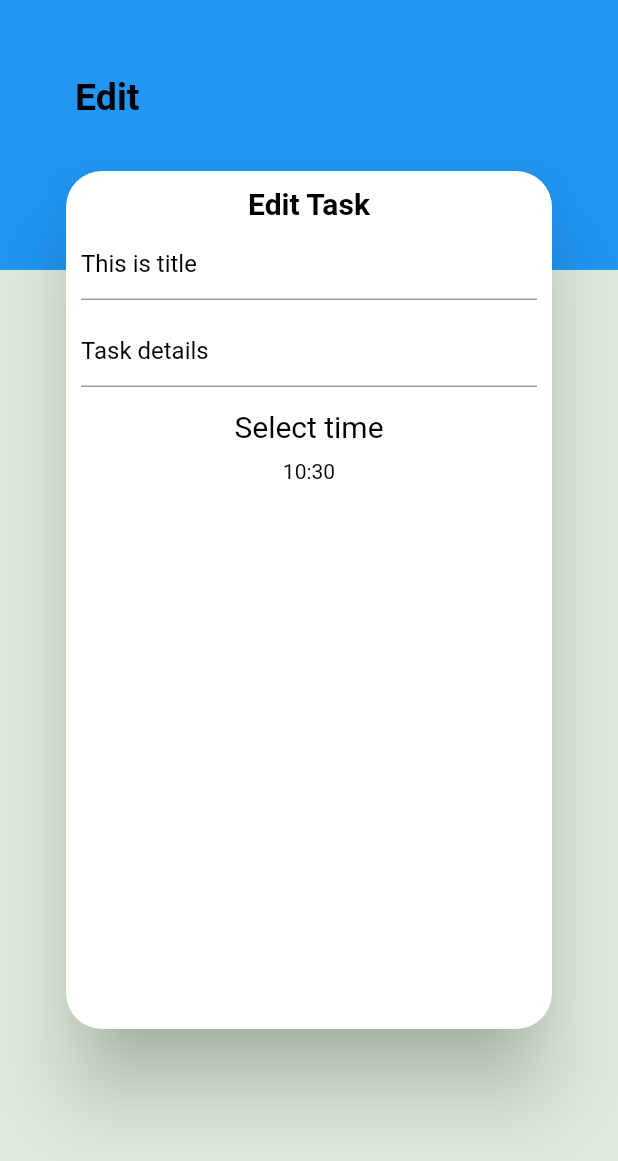
After one commit to ahmednasasr/Todo_App, a Flutter app: the EditScreen screen opened by its route, on a phone screen of 412 x 824 dp. The commit adds this screen. Shown: the top 1161 px of the screen. Run offline on Flutter 3.47's test engine with Material 3 defaults, Android fonts, the phone set to English and light mode, and no system bars; our stand-ins replace cloud_firestore, easy_date_timeline, easy_localization, firebase_core, flutter_slidable; accounts and stored records are empty.

Commit message:
add edit screen

```diff
--- /dev/null
+++ b/devtools_options.yaml
@@ -0,0 +1,3 @@
+description: This file stores settings for Dart & Flutter DevTools.
+documentation: https://docs.flutter.dev/tools/devtools/extensions#configure-extension-enablement-states
+extensions:
--- a/lib/core/theme.dart
+++ b/lib/core/theme.dart
@@ -1,9 +1,13 @@
 import 'package:flutter/material.dart';
 class apptheme{
   static final ThemeData lighttheme=ThemeData(
+    appBarTheme: AppBarTheme(
+      foregroundColor: Colors.white,
+      elevation: 0
+    ),
       textTheme: TextTheme(
           bodyMedium: TextStyle(
-              color: Colors.white
+              color: Colors.black
           )
       ),
     useMaterial3: false,
@@ -11,14 +15,17 @@ class apptheme{
     scaffoldBackgroundColor: Colors.transparent,
       bottomNavigationBarTheme: BottomNavigationBarThemeData(
         backgroundColor: Colors.white,
-      )
+      ),
+      cardTheme: CardTheme(
+      color: Colors.white
+  )
   );
 
       static final ThemeData darktheme=ThemeData(
 
         textTheme: TextTheme(
           bodyMedium: TextStyle(
-            color: Colors.black
+            color: Colors.white
           )
         ),
         useMaterial3: false,
@@ -27,6 +34,10 @@ class apptheme{
       bottomNavigationBarTheme: BottomNavigationBarThemeData(
         unselectedItemColor: Colors.white,
         backgroundColor: Color(0xff141922),
-      )
+      ),
+          cardTheme: CardTheme(
+              color: Colors.black,
+
+          )
   );
 }
--- a/lib/main.dart
+++ b/lib/main.dart
@@ -1,4 +1,5 @@
 import 'package:flutter/material.dart';
+import 'package:todo_app/module/screens/edit_screen.dart';
 import 'package:todo_app/module/screens/layout_screen.dart';
 import 'package:provider/provider.dart';
 import 'package:easy_localization/easy_localization.dart';
@@ -43,6 +44,7 @@ class TodoApp extends StatelessWidget {
       routes: {
         SpalshScreen.routename: (_) => SpalshScreen(),
         LayoutScreen.routename: (_) => LayoutScreen(),
+        EditScreen.routename:(_)=>EditScreen(),
       },
       initialRoute: SpalshScreen.routename,
     );
--- /dev/null
+++ b/lib/module/screens/edit_screen.dart
@@ -0,0 +1,131 @@
+import 'package:flutter/material.dart';
+import 'package:easy_localization/easy_localization.dart';
+import 'package:provider/provider.dart';
+import 'package:todo_app/core/main_provider.dart';
+
+class EditScreen extends StatelessWidget {
+  static const String routename="editScreen";
+  const EditScreen({super.key});
+
+  @override
+  Widget build(BuildContext context) {
+    var theme=Theme.of(context);
+    return Consumer<mainprovider>(
+      builder: (context, provider, child) {
+        return Scaffold(
+          backgroundColor: Theme.of(context).primaryColor,
+          body: SingleChildScrollView(
+              child: Column(children: [
+                Stack(
+                  clipBehavior: Clip.none,
+                  children: [
+                    Container(
+                      height: 180,
+                      width: double.infinity,
+                      color: Colors.blue,
+                    ),
+                    Positioned(
+                      top: 50,
+                      left: 50,
+                      child: Text(
+                        "Edit".tr(),
+                        style: TextStyle(
+                          fontSize: 25,
+                          fontWeight: FontWeight.bold,
+                          color: Theme.of(context).textTheme.bodyMedium?.color,
+                        ),
+                      ),
+                    ),
+                    Positioned(
+                        top: 50,
+                        left: 20,
+                        right: 20,
+                        child:  Container(
+                          width: 400,
+                          height: 700,
+                          child: Card(
+                            shape: RoundedRectangleBorder(
+                              borderRadius: BorderRadius.circular(24),
+                            ),
+                            elevation: 24,
+                            margin: EdgeInsets.symmetric(vertical: 64, horizontal: 24),
+                            child: Padding(
+                              padding: EdgeInsets.all(10),
+                              child: Column(
+                                children: [
+                                  Text(
+                                    "Edit Task",
+                                    style: TextStyle(
+                                      fontSize: 20,
+                                      fontWeight: FontWeight.bold,
+                                      color: Theme.of(context).textTheme.bodyMedium?.color,
+                                    ),
+                                  ),
+                                  SizedBox(height: 5,),
+                                  TextField(
+                                    decoration: InputDecoration(
+                                        hintText: "This is title",
+                                        hintStyle: TextStyle(
+                                          color: Theme.of(context).textTheme.bodyMedium?.color,
+                                        )
+
+                                    ),
+                                  ),
+                                  SizedBox(height: 10,),
+                                  TextField(
+                                    decoration: InputDecoration(
+                                        hintText: "Task details",
+                                        hintStyle: TextStyle(
+                                          color: Theme.of(context).textTheme.bodyMedium?.color,
+                                        )
+                                    ),
+                                  ),
+                                  SizedBox(height: 15,),
+                                  Text(
+                                    "Select time",
+                                    style: TextStyle(
+                                      fontSize: 20,
+
+                                      color: Theme.of(context).textTheme.bodyMedium?.color,
+                                    ),
+                                  ),
+                                  SizedBox(height: 10,),
+                                  InkWell(
+                                    onTap: (){
+                                      showTimePicker(context: context, initialTime: provider.time).then((value) {
+                                        provider.setTime(value!);
+                                      },);
+                                    },
+                                    child: Text("${provider.time.hour}:${provider.time.minute}",style: TextStyle(color: Theme.of(context).textTheme.bodyMedium?.color,)),
+                                  )
+
+
+                                ],
+                              ),
+                            ),
+                          ),
+                        )
+                    ),
+                  ],
+                ),
+                SizedBox(height: 20),
+                Padding(
+                    padding: EdgeInsets.all(8.0),
+                    child:
+                    Column(crossAxisAlignment: CrossAxisAlignment.start,
+                        children: [
+                          SizedBox(width: 20),
+
+                        ]
+                    )
+
+                )
+              ]
+              )
+          ),
+        );
+
+      },
+    );
+  }
+}
--- a/lib/module/screens/home_screen.dart
+++ b/lib/module/screens/home_screen.dart
@@ -1,6 +1,5 @@
 import 'package:flutter/material.dart';
 import 'package:easy_date_timeline/easy_date_timeline.dart';
-import 'package:flutter_slidable/flutter_slidable.dart';
 import 'package:provider/provider.dart';
 import 'package:todo_app/core/main_provider.dart';
 import 'package:todo_app/models/task_model.dart';
--- a/lib/module/widgets/custome_card_task.dart
+++ b/lib/module/widgets/custome_card_task.dart
@@ -3,6 +3,7 @@ import 'package:flutter_slidable/flutter_slidable.dart';
 import 'package:provider/provider.dart';
 import 'package:todo_app/core/main_provider.dart';
 import 'package:todo_app/models/task_model.dart';
+import 'package:todo_app/module/screens/edit_screen.dart';
 
 class custome_card_task extends StatelessWidget {
    custome_card_task({super.key,required this.task});
@@ -32,7 +33,14 @@ class custome_card_task extends StatelessWidget {
                     label: "Delete",
                   ),
                   SlidableAction(
-                    onPressed: (context){},
+                    onPressed: (context){
+                      Navigator.pushReplacement(
+                        context,
+                        MaterialPageRoute(
+                          builder: (context) => EditScreen(),
+                        ),
+                      );
+                      },
                     backgroundColor: Colors.white,
                     borderRadius: BorderRadius.circular(20),
                     icon: Icons.edit,
```
